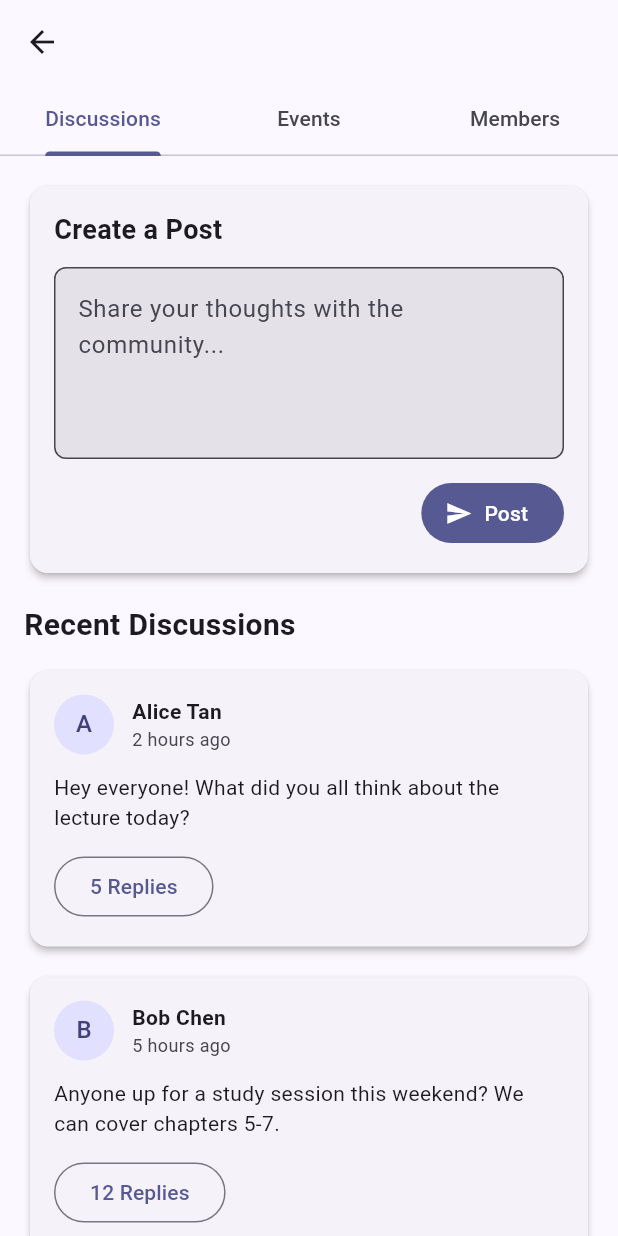
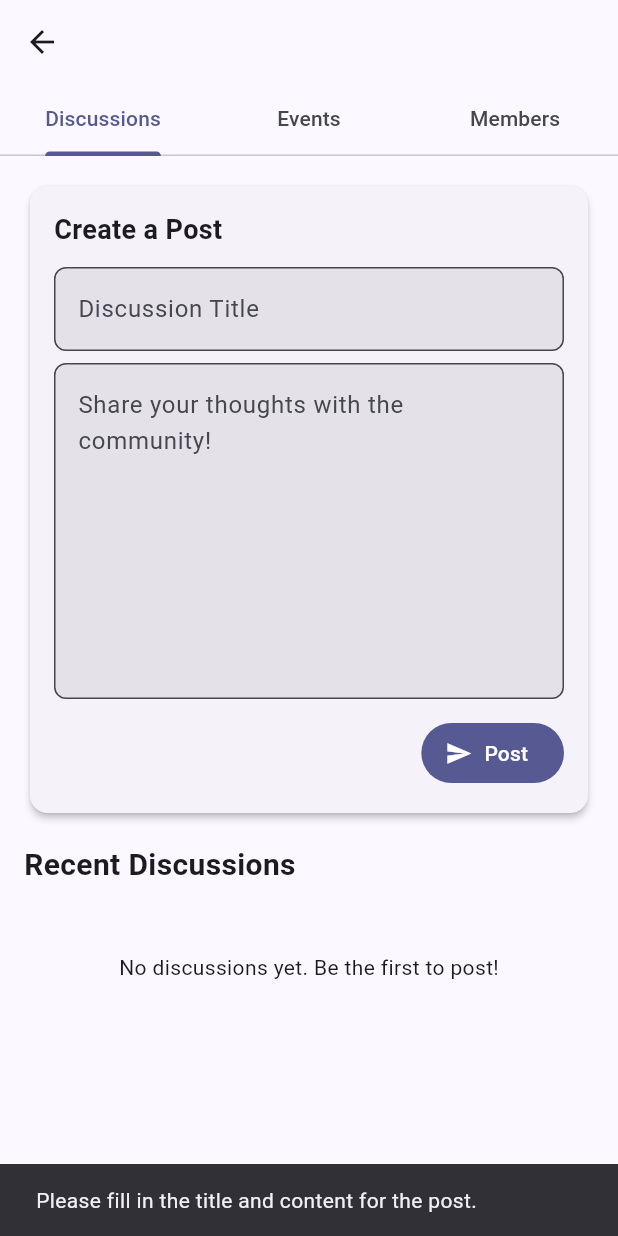
Before and after one commit to ys-243/MonoSodium-Glutamate, a Flutter app: the CommunityDetailScreen screen opened directly with empty values, after a tap on "Post", on a phone screen of 412 x 824 dp. Run offline on Flutter 3.47's test engine with Material 3 defaults, Android fonts, the phone set to English and light mode, and no system bars; our stand-ins replace flutter_dotenv, flutter_riverpod, supabase_flutter, table_calendar; accounts and stored records are empty.

Commit message:
Add community discussion posts feature
Implemented posts and post replies functionality for community discussions.

Adds Post and PostReply models with Supabase integration, new UI, PostDetailScreen, for viewing post replies, and PostService for API operations.

CommunityDetailScreen now displays real with create post functionality and time-ago formatting.

```diff
--- /dev/null
+++ b/lib/models/post.dart
@@ -0,0 +1,51 @@
+class Post {
+  final String id;
+  final String communityId;
+  final String creatorId;
+  final String creatorName;
+  final String title;
+  final String content;
+  final DateTime createdAt;
+  final int repliesCount;
+
+  Post({
+    required this.id,
+    required this.communityId,
+    required this.creatorId,
+    required this.creatorName,
+    required this.title,
+    required this.content,
+    required this.createdAt,
+    this.repliesCount = 0,
+  });
+
+  factory Post.fromSupabase(Map<String, dynamic> map) {
+    // Parse creator name
+    final profile = map['profiles'] as Map<String, dynamic>?;
+    String name = 'Unknown User';
+    if (profile != null) {
+      final userName = profile['user_name'] as String?;
+      final firstName = profile['first_name'] as String? ?? '';
+      final lastName = profile['last_name'] as String? ?? '';
+      name = (userName != null && userName.isNotEmpty) ? userName : '$firstName $lastName'.trim();
+    }
+
+    // Parse reply count (Supabase returns counts as [{count: X}])
+    int parsedRepliesCount = 0;
+    final repliesData = map['post_replies'] as List?;
+    if (repliesData != null && repliesData.isNotEmpty) {
+      parsedRepliesCount = repliesData[0]['count'] ?? 0;
+    }
+
+    return Post(
+      id: map['id'],
+      communityId: map['community_id'],
+      creatorId: map['user_id'],
+      creatorName: name.isNotEmpty ? name : 'Unknown User',
+      title: map['title'] ?? 'Untitled Post',
+      content: map['content'],
+      createdAt: DateTime.parse(map['created_at']).toLocal(),
+      repliesCount: parsedRepliesCount,
+    );
+  }
+}
--- /dev/null
+++ b/lib/models/post_reply.dart
@@ -0,0 +1,34 @@
+class PostReply {
+  final String id;
+  final String postId;
+  final String creatorName;
+  final String content;
+  final DateTime createdAt;
+
+  PostReply({
+    required this.id,
+    required this.postId,
+    required this.creatorName,
+    required this.content,
+    required this.createdAt,
+  });
+
+  factory PostReply.fromSupabase(Map<String, dynamic> map) {
+    final profile = map['profiles'] as Map<String, dynamic>?;
+    String name = 'Unknown User'; //fallback
+    if (profile != null) {
+      final userName = profile['user_name'] as String?;
+      final firstName = profile['first_name'] as String? ?? '';
+      final lastName = profile['last_name'] as String? ?? '';
+      name = (userName != null && userName.isNotEmpty) ? userName : '$firstName $lastName'.trim();
+    }
+
+    return PostReply(
+      id: map['id'],
+      postId: map['post_id'],
+      creatorName: name.isNotEmpty ? name : 'Unknown User',
+      content: map['content'],
+      createdAt: DateTime.parse(map['created_at']).toLocal(),
+    );
+  }
+}
--- a/lib/screens/communities_details.dart
+++ b/lib/screens/communities_details.dart
@@ -4,6 +4,9 @@ import 'package:plannus/models/community.dart';
 import 'package:plannus/services/community_service.dart';
 import 'package:plannus/models/events.dart';
 import 'package:plannus/services/event_service.dart';
+import 'package:plannus/models/post.dart';
+import 'package:plannus/services/post_service.dart';
+import 'package:plannus/screens/post_details.dart';
 
 
 class CommunityDetailScreen extends StatefulWidget {
@@ -19,7 +22,9 @@ class _CommunityDetailScreenState extends State<CommunityDetailScreen>
     with SingleTickerProviderStateMixin {
   late TabController _tabController;
 
+  // Text boxes
   final TextEditingController _postController = TextEditingController();
+  final TextEditingController _postTitleController = TextEditingController();
   final TextEditingController _eventTitleController = TextEditingController();
   final TextEditingController _eventDateController = TextEditingController();
   final TextEditingController _eventTimeController = TextEditingController();
@@ -27,8 +32,10 @@ class _CommunityDetailScreenState extends State<CommunityDetailScreen>
   final TextEditingController _eventLocationController = TextEditingController();
   final TextEditingController _eventDescriptionController = TextEditingController();
 
+  // Services
   final EventService _eventService = EventService();
   final CommunityService _communityService = CommunityService();
+  final PostService _postService = PostService();
 
   // State variables for events
   List<Event> _events = [];
@@ -38,6 +45,11 @@ class _CommunityDetailScreenState extends State<CommunityDetailScreen>
   // State variables for event creation dialog
   bool _isCreating = false;
   String? _dialogError;
+
+  // State variables for posts
+  List<Post> _posts = [];
+  bool _isLoadingPosts = true;
+  bool _isPosting = false;
 
   // State variables for members
   List<Map<String, dynamic>> _members = [];
@@ -71,6 +83,7 @@ class _CommunityDetailScreenState extends State<CommunityDetailScreen>
 
     _loadEvents();
     _loadMembers();
+    _loadPosts();
 
     if (_canEdit) {
       _loadPendingRequests(); // Fetch the waitlist if they are an admin
@@ -190,7 +203,9 @@ class _CommunityDetailScreenState extends State<CommunityDetailScreen>
   }
 
   Widget _buildDiscussionsTab() {
-    return ListView(
+    return RefreshIndicator(
+      onRefresh: _loadPosts,
+      child: ListView(
         padding: const EdgeInsets.all(16),
         children: [
           Card(
@@ -199,29 +214,26 @@ class _CommunityDetailScreenState extends State<CommunityDetailScreen>
               child: Column(
                 crossAxisAlignment: CrossAxisAlignment.start,
                 children: [
-                const Text(
-                  'Create a Post',
-                  style: TextStyle(
-                    fontSize: 18,
-                    fontWeight: FontWeight.bold,
-                  ),
-                ),
+                  const Text('Create a Post', style: TextStyle(fontSize: 18, fontWeight: FontWeight.bold)),
                   const SizedBox(height: 12),
                   TextField(
+                    controller: _postTitleController,
+                    decoration: const InputDecoration(hintText: 'Discussion Title'),
+                  ),
+                  const SizedBox(height: 8),
+                  TextField(
                     controller: _postController,
-                  decoration: const InputDecoration(
-                    hintText: 'Share your thoughts with the community...',
-                  ),
-                  maxLines: 4,
+                    decoration: const InputDecoration(hintText: 'Share your thoughts with the community!'),
+                    maxLines: 8,
                   ),
                   const SizedBox(height: 12),
                   Align(
                     alignment: Alignment.centerRight,
                     child: FilledButton.icon(
-                    onPressed: () {
-                      _postController.clear();
-                    },
-                    icon: const Icon(Icons.send),
+                      onPressed: _isPosting ? null : _handleCreatePost,
+                      icon: _isPosting
+                          ? const SizedBox(width: 16, height: 16, child: CircularProgressIndicator(color: Colors.white, strokeWidth: 2))
+                          : const Icon(Icons.send),
                       label: const Text('Post'),
                     ),
                   ),
@@ -230,37 +242,20 @@ class _CommunityDetailScreenState extends State<CommunityDetailScreen>
             ),
           ),
           const SizedBox(height: 16),
-        const Text(
-          'Recent Discussions',
-          style: TextStyle(
-            fontSize: 20,
-            fontWeight: FontWeight.bold,
+          const Text('Recent Discussions', style: TextStyle(fontSize: 20, fontWeight: FontWeight.bold)),
+          const SizedBox(height: 12),
+
+          if (_isLoadingPosts)
+            const Center(child: Padding(padding: EdgeInsets.all(32), child: CircularProgressIndicator()))
+          else if (_posts.isEmpty)
+            const Center(child: Padding(padding: EdgeInsets.all(32), child: Text('No discussions yet. Be the first to post!')))
+          else
+            ..._posts.map((post) => Padding(
+                  padding: const EdgeInsets.only(bottom: 12),
+                  child: _buildPostCard(post),
+                )),
+        ],
       ),
-        ),
-        const SizedBox(height: 12),
-        _buildPostCard(
-          author: 'Alice Tan',
-          content: 'Hey everyone! What did you all think about the lecture today?',
-          timestamp: '2 hours ago',
-          replies: 5,
-        ),
-        const SizedBox(height: 12),
-        _buildPostCard(
-          author: 'Bob Chen',
-          content:
-              'Anyone up for a study session this weekend? We can cover chapters 5-7.',
-          timestamp: '5 hours ago',
-          replies: 12,
-        ),
-        const SizedBox(height: 12),
-        _buildPostCard(
-          author: 'Clara Wong',
-          content:
-              'Just finished the assignment! Happy to help if anyone has questions.',
-          timestamp: '1 day ago',
-          replies: 8,
-        ),
-      ],
     );
   }
 
@@ -449,13 +444,17 @@ class _CommunityDetailScreenState extends State<CommunityDetailScreen>
     );
   }
 
-  Widget _buildPostCard({
-    required String author,
-    required String content,
-    required String timestamp,
-    required int replies,
-  }) {
+  Widget _buildPostCard(Post post) {
     return Card(
+      clipBehavior: Clip.antiAlias,
+      child: InkWell(
+        onTap: () async {
+          await Navigator.push(
+            context,
+            MaterialPageRoute(builder: (context) => PostDetailScreen(post: post)),
+          );
+          _loadPosts();
+        },
         child: Padding(
           padding: const EdgeInsets.all(16),
           child: Column(
@@ -463,45 +462,39 @@ class _CommunityDetailScreenState extends State<CommunityDetailScreen>
             children: [
               Row(
                 children: [
-                CircleAvatar(
-                  child: Text(author.substring(0, 1)),
-                ),
+                  CircleAvatar(child: Text(post.creatorName[0])),
                   const SizedBox(width: 12),
                   Expanded(
                     child: Column(
                       crossAxisAlignment: CrossAxisAlignment.start,
                       children: [
+                        Text(post.creatorName, style: const TextStyle(fontWeight: FontWeight.bold)),
                         Text(
-                        author,
-                        style: const TextStyle(
-                          fontWeight: FontWeight.bold,
+                          _formatTimeAgo(post.createdAt),
+                          style: TextStyle(fontSize: 12, color: Theme.of(context).colorScheme.onSurfaceVariant),
                         ),
-                      ),
-                      Text(
-                        timestamp,
-                        style: TextStyle(
-                          fontSize: 12,
-                          color: Theme.of(context).colorScheme.onSurfaceVariant,
+                      ],
                     ),
                   ),
                 ],
               ),
+              const SizedBox(height: 12),
+
+              Text(
+                post.title,
+                style: const TextStyle(fontSize: 18, fontWeight: FontWeight.bold)
               ),
-                if (_canEdit)
-                  IconButton(
-                    icon: const Icon(Icons.flag, size: 20),
-                    onPressed: () {},
+              const SizedBox(height: 8),
+
+              Text(post.content),
+              const SizedBox(height: 12),
+              OutlinedButton.icon(
+                onPressed: null,
+                icon: const Icon(Icons.chat_bubble_outline, size: 16),
+                label: Text('${post.repliesCount} Replies'),
               ),
             ],
           ),
-            const SizedBox(height: 12),
-            Text(content),
-            const SizedBox(height: 12),
-            OutlinedButton(
-              onPressed: () {},
-              child: Text('$replies Replies'),
-            ),
-          ],
         ),
       ),
     );
@@ -531,6 +524,22 @@ class _CommunityDetailScreenState extends State<CommunityDetailScreen>
         _eventsError = error.toString();
         _isLoadingEvents = false;
       });
+    }
+  }
+
+  Future<void> _loadPosts() async {
+    setState(() => _isLoadingPosts = true);
+    try {
+      final posts = await _postService.fetchCommunityPosts(widget.community.id);
+      if (!mounted) return;
+      setState(() {
+        _posts = posts;
+        _isLoadingPosts = false;
+      });
+    } catch (e) {
+      if (!mounted) return;
+      setState(() => _isLoadingPosts = false);
+      ScaffoldMessenger.of(context).showSnackBar(SnackBar(content: Text('Failed to load posts: $e')));
     }
   }
 
@@ -582,6 +591,44 @@ class _CommunityDetailScreenState extends State<CommunityDetailScreen>
         SnackBar(content: Text('Failed to join: $e')),
       );
     }
+  }
+
+  Future<void> _handleCreatePost() async {
+    final title = _postTitleController.text.trim();
+    final content = _postController.text.trim();
+
+    if (title.isEmpty || content.isEmpty) {
+      ScaffoldMessenger.of(context).showSnackBar(
+        const SnackBar(content: Text('Please fill in the title and content for the post.'))
+      );
+      return;
+    }
+
+    setState(() => _isPosting = true);
+    try {
+      // create the post using service
+      await _postService.createPost(widget.community.id, title, content);
+
+      // clear the text
+      _postTitleController.clear();
+      _postController.clear();
+
+      FocusScope.of(context).unfocus();
+      // force refresh the posts list to show the new post
+      await _loadPosts();
+    } catch (e) {
+      ScaffoldMessenger.of(context).showSnackBar(SnackBar(content: Text('Failed to post: $e')));
+    } finally {
+      if (mounted) setState(() => _isPosting = false);
+    }
+  }
+
+  String _formatTimeAgo(DateTime dateTime) {
+    final difference = DateTime.now().difference(dateTime);
+    if (difference.inDays > 0) return '${difference.inDays}d ago';
+    if (difference.inHours > 0) return '${difference.inHours}h ago';
+    if (difference.inMinutes > 0) return '${difference.inMinutes}m ago';
+    return 'Just now';
   }
 
   // Confirm and remove a member from the community.
--- /dev/null
+++ b/lib/services/post_service.dart
@@ -0,0 +1,54 @@
+import 'package:supabase_flutter/supabase_flutter.dart';
+import 'package:plannus/models/post.dart';
+import 'package:plannus/models/post_reply.dart';
+
+class PostService {
+  final _supabase = Supabase.instance.client;
+
+  // Fetch Posts + Count Replies
+  Future<List<Post>> fetchCommunityPosts(String communityId) async {
+    final response = await _supabase
+        .from('posts')
+        .select('*, profiles(first_name, last_name, user_name), post_replies(count)')
+        .eq('community_id', communityId)
+        .order('created_at', ascending: false);
+
+    return (response as List).map((json) => Post.fromSupabase(json)).toList();
+  }
+
+  // Create Top-Level Post
+  Future<void> createPost(String communityId, String title, String content) async {
+    final userId = _supabase.auth.currentUser?.id;
+    if (userId == null) throw Exception('User not logged in');
+
+    await _supabase.from('posts').insert({
+      'community_id': communityId,
+      'user_id': userId,
+      'title': title, // Default title
+      'content': content,
+    });
+  }
+
+  // Fetch Replies for a Post
+  Future<List<PostReply>> fetchReplies(String postId) async {
+    final response = await _supabase
+        .from('post_replies')
+        .select('*, profiles(first_name, last_name, user_name)')
+        .eq('post_id', postId)
+        .order('created_at', ascending: true);
+
+    return (response as List).map((json) => PostReply.fromSupabase(json)).toList();
+  }
+
+  // Create a Reply
+  Future<void> createReply(String postId, String content) async {
+    final userId = _supabase.auth.currentUser?.id;
+    if (userId == null) throw Exception('User not logged in');
+
+    await _supabase.from('post_replies').insert({
+      'post_id': postId,
+      'user_id': userId,
+      'content': content,
+    });
+  }
+}
```
Also changed, not shown: lib/screens/post_details.dart (added, +158 -0 lines). Lines whose indentation alone changed are shown as unchanged.
